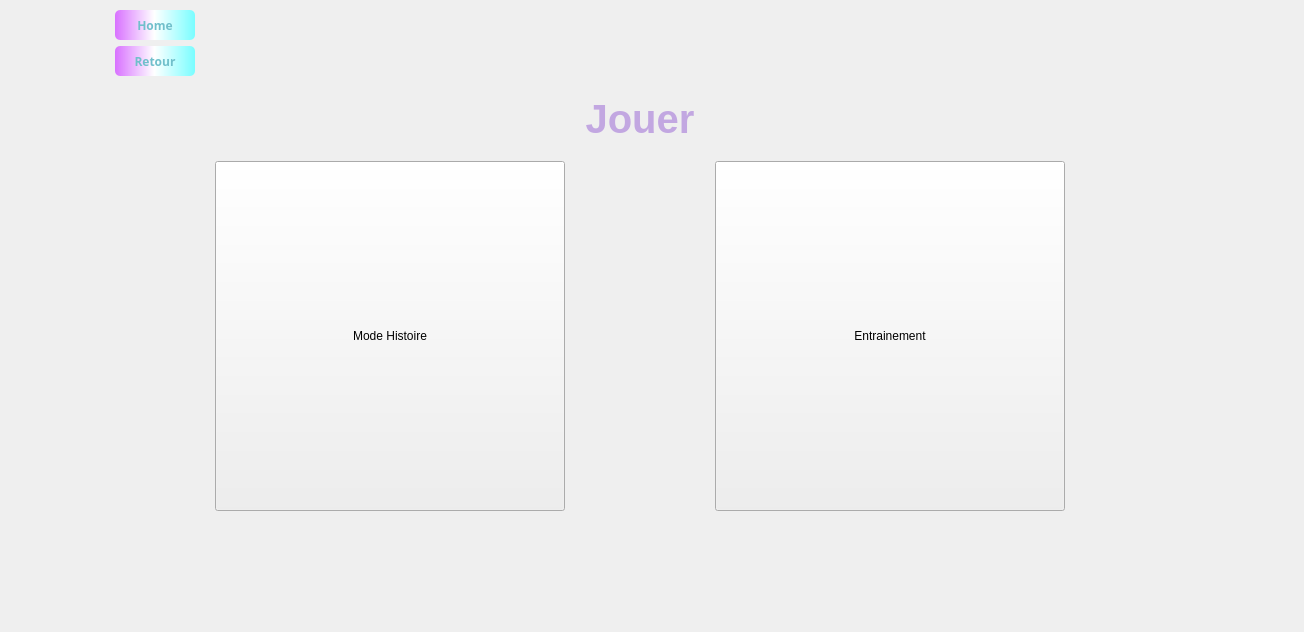
Old version of the form ApplicationPC/mainwindow.ui in the repository Cortard/RobotRicochetSolver.
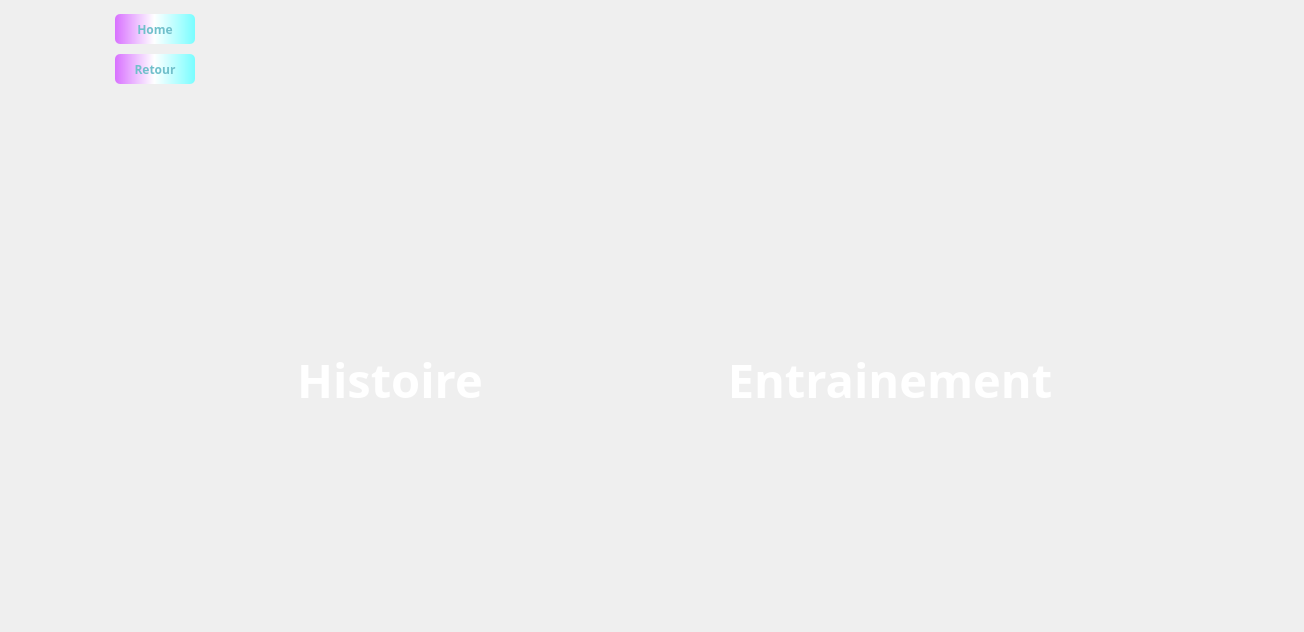
New version of the form. The open tabs and pages were chosen to show the change. Icons and pictures are not drawn.

The edit to the form file:
```diff
--- a/ApplicationPC/mainwindow.ui
+++ b/ApplicationPC/mainwindow.ui
@@ -1448,95 +1448,22 @@
          <x>10</x>
          <y>10</y>
          <width>1261</width>
-         <height>701</height>
+         <height>601</height>
         </rect>
        </property>
-       <layout class="QGridLayout" name="gridLayout_3" rowstretch="0,0,0,0,0">
+       <layout class="QGridLayout" name="gridLayout_8" columnstretch="0">
         <property name="leftMargin">
-         <number>100</number>
+         <number>0</number>
         </property>
         <property name="rightMargin">
          <number>100</number>
         </property>
         <property name="bottomMargin">
-         <number>200</number>
+         <number>0</number>
         </property>
-        <item row="3" column="0">
-         <widget class="QLabel" name="label_2">
-          <property name="font">
-           <font>
-            <pointsize>30</pointsize>
-            <bold>true</bold>
-           </font>
-          </property>
-          <property name="styleSheet">
-           <string notr="true">color:rgb(194, 167, 225);</string>
-          </property>
-          <property name="text">
-           <string>Jouer</string>
-          </property>
-          <property name="alignment">
-           <set>Qt::AlignCenter</set>
-          </property>
-         </widget>
-        </item>
-        <item row="4" column="0">
-         <layout class="QHBoxLayout" name="horizontalLayout">
-          <property name="spacing">
-           <number>150</number>
-          </property>
-          <property name="leftMargin">
-           <number>100</number>
-          </property>
-          <property name="rightMargin">
-           <number>100</number>
-          </property>
-          <item>
-           <widget class="QPushButton" name="pushHistoire">
-            <property name="minimumSize">
-             <size>
-              <width>350</width>
-              <height>350</height>
-             </size>
-            </property>
-            <property name="maximumSize">
-             <size>
-              <width>350</width>
-              <height>350</height>
-             </size>
-            </property>
-            <property name="styleSheet">
-             <string notr="true">background : url(:/img/histoire.jpg) center center;</string>
-            </property>
-            <property name="text">
-             <string>Mode Histoire</string>
-            </property>
-           </widget>
-          </item>
-          <item>
-           <widget class="QPushButton" name="pushTrain">
-            <property name="minimumSize">
-             <size>
-              <width>350</width>
-              <height>350</height>
-             </size>
-            </property>
-            <property name="maximumSize">
-             <size>
-              <width>350</width>
-              <height>350</height>
-             </size>
-            </property>
-            <property name="styleSheet">
-             <string notr="true">background : url(:/img/train.png) center center;</string>
-            </property>
-            <property name="text">
-             <string>Entrainement</string>
-            </property>
-           </widget>
-          </item>
-         </layout>
-        </item>
+        <property name="spacing">
+         <number>6</number>
+        </property>
         <item row="1" column="0" alignment="Qt::AlignLeft">
          <widget class="QPushButton" name="Retour">
           <property name="minimumSize">
@@ -1581,6 +1508,125 @@
           </property>
          </widget>
         </item>
+        <item row="4" column="0">
+         <layout class="QHBoxLayout" name="horizontalLayout_16">
+          <property name="spacing">
+           <number>150</number>
+          </property>
+          <property name="leftMargin">
+           <number>100</number>
+          </property>
+          <property name="rightMargin">
+           <number>0</number>
+          </property>
+          <property name="bottomMargin">
+           <number>50</number>
+          </property>
+          <item>
+           <widget class="QPushButton" name="pushHistoire">
+            <property name="minimumSize">
+             <size>
+              <width>350</width>
+              <height>350</height>
+             </size>
+            </property>
+            <property name="maximumSize">
+             <size>
+              <width>350</width>
+              <height>350</height>
+             </size>
+            </property>
+            <property name="font">
+             <font>
+              <family>Quicksand Medium</family>
+              <pointsize>35</pointsize>
+              <bold>true</bold>
+             </font>
+            </property>
+            <property name="styleSheet">
+             <string notr="true">QPushButton#pushHistoire{
+	background : url(:/img/histoire.jpg) center center;
+	border:none;
+	border-radius: 25px;
+	padding:10px;
+	color:rgb(255, 255, 255);
+}
+
+QPushButton#pushHistoire:hover {
+	color:rgb(194, 167, 225);
+}
+
+</string>
+            </property>
+            <property name="text">
+             <string>Histoire</string>
+            </property>
+           </widget>
+          </item>
+          <item>
+           <widget class="QPushButton" name="pushTrain">
+            <property name="minimumSize">
+             <size>
+              <width>350</width>
+              <height>350</height>
+             </size>
+            </property>
+            <property name="maximumSize">
+             <size>
+              <width>350</width>
+              <height>350</height>
+             </size>
+            </property>
+            <property name="font">
+             <font>
+              <family>Quicksand Medium</family>
+              <pointsize>35</pointsize>
+              <bold>true</bold>
+             </font>
+            </property>
+            <property name="styleSheet">
+             <string notr="true">QPushButton#pushTrain{
+	background : url(:/img/train.png) center center;
+	border:none;
+	border-radius: 25px;
+	padding:10px;
+	color:rgb(255, 255, 255);
+}
+
+QPushButton#pushTrain:hover {
+	color:rgb(194, 167, 225);
+}
+
+</string>
+            </property>
+            <property name="text">
+             <string>Entrainement</string>
+            </property>
+           </widget>
+          </item>
+         </layout>
+        </item>
+        <item row="3" column="0">
+         <widget class="QFrame" name="frame_10">
+          <property name="maximumSize">
+           <size>
+            <width>16777215</width>
+            <height>100</height>
+           </size>
+          </property>
+          <property name="styleSheet">
+           <string notr="true">background : url(:/img/jouer.png) center center no-repeat;
+margin-left:100px;
+border:none;</string>
+          </property>
+          <property name="frameShape">
+           <enum>QFrame::StyledPanel</enum>
+          </property>
+          <property name="frameShadow">
+           <enum>QFrame::Raised</enum>
+          </property>
+         </widget>
+        </item>
         <item row="2" column="0">
          <widget class="QPushButton" name="Retour_9">
           <property name="minimumSize">
```
Left out of the diff: 63 changed lines with no effect on the pictures.
